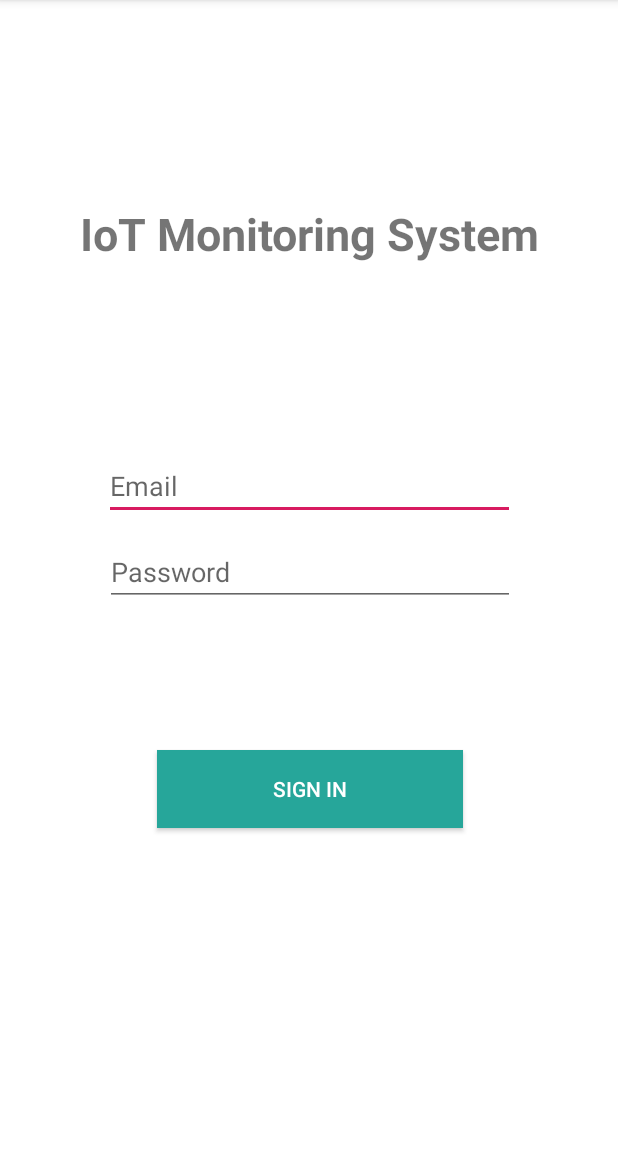
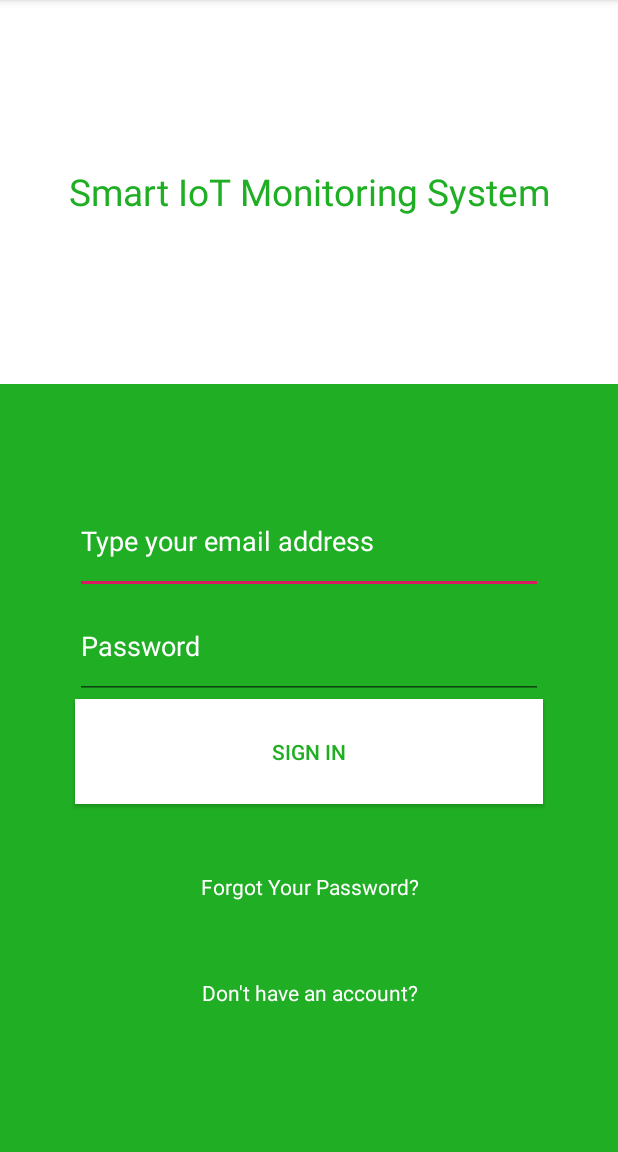
Before and after one commit to shervinf1/DaNanny-Android, an Android app: the screen it shows after launch (Login), on a phone screen of 412 x 824 dp, the part 84-1236 px from its top. Run offline under Robolectric (Android 15) with nearby library versions, the light colour scheme and no system bars; our stand-ins replace Firebase (no records; nobody signed in at launch, a user with empty details on screens opened directly).

Commit message:
Improved Login Page

```diff
--- a/app/build.gradle
+++ b/app/build.gradle
@@ -33,6 +33,7 @@ dependencies {
     implementation 'com.android.support:design:28.0.0'
     implementation 'com.android.support:support-annotations:28.0.0'
     implementation 'android.arch.lifecycle:extensions:1.1.1'
+    implementation 'com.google.firebase:firebase-auth:16.0.5'
     testImplementation 'junit:junit:4.12'
     androidTestImplementation 'com.android.support.test:runner:1.0.2'
     androidTestImplementation 'com.android.support.test.espresso:espresso-core:3.0.2'
--- a/app/src/main/java/com/example/dananny/Login.java
+++ b/app/src/main/java/com/example/dananny/Login.java
@@ -1,45 +1,145 @@
 package com.example.dananny;
 
-import android.content.Intent;
 import android.os.Bundle;
-import android.support.design.widget.TextInputLayout;
+import android.support.annotation.NonNull;
 import android.support.v7.app.AppCompatActivity;
 import android.util.Log;
+import android.util.Patterns;
 import android.view.View;
 import android.widget.Button;
 import android.widget.EditText;
+import android.widget.TextView;
 import android.widget.Toast;
+
+import com.google.android.gms.tasks.OnCompleteListener;
+import com.google.android.gms.tasks.Task;
+import com.google.firebase.auth.AuthResult;
+import com.google.firebase.auth.FirebaseAuth;
+import com.google.firebase.auth.FirebaseUser;
 
 public class Login extends AppCompatActivity {
 
-    EditText user;
-    EditText pass;
+    EditText Username;
+    EditText Password;
+    TextView Switcher;
+    final String haveAccountString = "Already have an account?";
+    final String noAccountString = "Don't have an account?";
+    private boolean isNewUser = false;
     private static final String TAG = "Login";
+    private FirebaseAuth mAuth;
+
+    @Override
+    public void onStart(){
+        super.onStart();
+
+        FirebaseUser currentUser = mAuth.getCurrentUser();
+    }
 
     @Override
     protected void onCreate(Bundle savedInstanceState) {
         super.onCreate(savedInstanceState);
         setContentView(R.layout.activity_login);
+        mAuth = FirebaseAuth.getInstance();
 
-        user = findViewById(R.id.editText);
-        pass = findViewById(R.id.editText2);
 
-        Button button = findViewById(R.id.button);
-        button.setOnClickListener(new View.OnClickListener() {
+        Username = findViewById(R.id.editTextEmail);
+        Password = findViewById(R.id.editTextPassword);
+        Switcher = findViewById(R.id.credentialSwitch);
+
+
+        Button SignInButton = findViewById(R.id.BtnSignIn);
+        SignInButton.setOnClickListener(new View.OnClickListener() {
             @Override
             public void onClick(View v) {
-                String userInput = user.getText().toString();
-                String passInput = pass.getText().toString();
-
-                if(userInput=="user@email.com" && passInput=="1234"){
-                    Intent intent = new Intent(Login.this, Dashboard.class);
-                    startActivity(intent);
-                }
-                else {
-                    Intent intent = new Intent(Login.this, Dashboard.class);
-                    startActivity(intent);
+                final String email = Username.getText().toString().trim();
+                final String paswd = Password.getText().toString().trim();
+                if(checkFieldsInput()){
+                    if(isNewUser){
+                        createAccount(email,paswd);
+                    } else {
+                        signin(email,paswd);
+                    }
                 }
             }
         });
     }
+
+    private boolean checkFieldsInput(){
+        String user = Username.getText().toString().trim();
+        String paswd = Password.getText().toString().trim();
+
+        if(user.isEmpty()){
+            Username.setError("Email is required");
+            Username.requestFocus();
+            return false;
+        }
+        else if(!Patterns.EMAIL_ADDRESS.matcher(user).matches()){
+            Username.setError("Enter a valid email address");
+            Username.requestFocus();
+            return false;
+        }
+        else if(paswd.isEmpty()){
+            Password.setError("Password is required");
+            Password.requestFocus();
+            return false;
+        }
+        else{
+            return true;
+        }
+    }
+
+    private void createAccount(String email, String password){
+        mAuth.createUserWithEmailAndPassword(email,password)
+                .addOnCompleteListener(this, new OnCompleteListener<AuthResult>() {
+                    @Override
+                    public void onComplete(@NonNull Task<AuthResult> task) {
+                        if(task.isSuccessful()){
+                            Log.d("LoginPage", "SUCCESS");
+                            FirebaseUser user = mAuth.getCurrentUser();
+                        } else{
+                            Log.w("LoginPage", "LOGIN FAILED!", task.getException());
+                            Toast.makeText(getApplicationContext(), "LOGIN FAILED!", Toast.LENGTH_SHORT).show();
+                        }
+                    }
+                });
+    }
+
+    private void signin(String email, String password){
+        mAuth.signInWithEmailAndPassword(email,password)
+                .addOnCompleteListener(this, new OnCompleteListener<AuthResult>() {
+                    @Override
+                    public void onComplete(@NonNull Task<AuthResult> task) {
+                        if(task.isSuccessful()){
+                            Log.d("LoginPage", "SUCCESS");
+                            FirebaseUser user = mAuth.getCurrentUser();
+                        } else{
+                           Log.w("LoginPage", "LOGIN FAILED!", task.getException());
+                            Toast.makeText(getApplicationContext(), "LOGIN FAILED!", Toast.LENGTH_SHORT).show();
+                        }
+                    }
+                });
+    }
+
+    public void onClick(View view) {
+        /*
+        Definitions:
+        haveAccountString = "Already have an account?";
+        noAccountString = "Don't have an account?";
+         */
+
+        if(Switcher.getText().toString()== noAccountString){
+            //Since tapped, is a new user to Sign UP
+            isNewUser = true;
+
+            //Change text to go back if needed
+            Switcher.setText(haveAccountString);
+        }
+        else{
+            //Since tapped, is a new user to Sign IN
+            isNewUser = false;
+
+            //Change text to go back if needed
+            Switcher.setText(noAccountString);
+        }
+    }
 }
--- a/app/src/main/java/com/example/dananny/MainActivity.java
+++ b/app/src/main/java/com/example/dananny/MainActivity.java
@@ -902,7 +902,7 @@ public class MainActivity extends Activity {
         docRef.get().addOnSuccessListener(new OnSuccessListener<DocumentSnapshot>() {
             @Override
             public void onSuccess(DocumentSnapshot documentSnapshot) {
-                Users user = documentSnapshot.toObject(Users.class);
+                Users Username = documentSnapshot.toObject(Users.class);
 
             }
         });
--- a/app/src/main/res/layout/activity_login.xml
+++ b/app/src/main/res/layout/activity_login.xml
@@ -1,69 +1,108 @@
 <?xml version="1.0" encoding="utf-8"?>
 <android.support.constraint.ConstraintLayout xmlns:android="http://schemas.android.com/apk/res/android"
-    xmlns:app="http://schemas.android.com/apk/res-auto"
     xmlns:tools="http://schemas.android.com/tools"
     android:layout_width="match_parent"
     android:layout_height="match_parent"
-    android:background="@color/cardview_light_background"
+    android:background="#FFF"
     tools:context=".Login">
 
-    <EditText
-        android:id="@+id/editText"
-        android:layout_width="274dp"
-        android:layout_height="43dp"
-        android:layout_marginStart="8dp"
-        android:layout_marginEnd="8dp"
-        android:layout_marginBottom="12dp"
-        android:ems="10"
-        android:hint="Email"
-        android:inputType="textEmailAddress"
-        app:layout_constraintBottom_toTopOf="@+id/editText2"
-        app:layout_constraintEnd_toEndOf="@+id/textView"
-        app:layout_constraintStart_toStartOf="@+id/textView" />
+    <LinearLayout
+        android:layout_width="match_parent"
+        android:layout_height="match_parent"
+        android:orientation="vertical"
+        android:weightSum="3">
+        <TextView
+            android:layout_width="match_parent"
+            android:layout_height="0dp"
+            android:layout_weight="1"
+            android:text="Smart IoT Monitoring System"
+            android:textColor="#20AF24"
+            android:textSize="11pt"
+            android:gravity="center"/>
 
-    <EditText
-        android:id="@+id/editText2"
-        android:layout_width="273dp"
-        android:layout_height="45dp"
-        android:layout_marginStart="8dp"
-        android:layout_marginEnd="8dp"
-        android:layout_marginBottom="96dp"
-        android:ems="10"
-        android:hint="Password"
-        android:inputType="textPassword"
-        app:layout_constraintBottom_toTopOf="@+id/button"
-        app:layout_constraintEnd_toEndOf="@+id/editText"
-        app:layout_constraintStart_toStartOf="@+id/editText" />
+        <LinearLayout
+            android:layout_width="match_parent"
+            android:layout_height="0dp"
+            android:layout_weight="2"
+            android:background="#20AF24"
+            android:weightSum="7"
+            android:orientation="vertical">
 
-    <Button
-        android:id="@+id/button"
-        android:layout_width="204dp"
-        android:layout_height="52dp"
-        android:layout_marginStart="8dp"
-        android:layout_marginEnd="8dp"
-        android:layout_marginBottom="216dp"
-        android:background="#26A69A"
-        android:text="sign in"
-        android:textColor="#FFFFFF"
-        app:layout_constraintBottom_toBottomOf="parent"
-        app:layout_constraintEnd_toEndOf="@+id/editText2"
-        app:layout_constraintHorizontal_bias="0.498"
-        app:layout_constraintStart_toStartOf="@+id/editText2" />
+            <TextView
+                android:layout_width="match_parent"
+                android:layout_height="0dp"
+                android:layout_weight="1"/>
 
-    <TextView
-        android:id="@+id/textView"
-        android:layout_width="wrap_content"
-        android:layout_height="wrap_content"
-        android:layout_marginStart="8dp"
-        android:layout_marginTop="8dp"
-        android:layout_marginEnd="8dp"
-        android:text="IoT Monitoring System"
-        android:textAlignment="center"
-        android:textSize="30sp"
-        android:textStyle="bold"
-        app:layout_constraintBottom_toTopOf="@+id/editText"
-        app:layout_constraintEnd_toEndOf="parent"
-        app:layout_constraintStart_toStartOf="parent"
-        app:layout_constraintTop_toTopOf="parent" />
+            <EditText
+                android:id="@+id/editTextEmail"
+                android:layout_width="match_parent"
+                android:layout_height="0dp"
+                android:layout_weight="1"
+                android:inputType="textEmailAddress"
+                android:textColor="#FFF"
+                android:gravity="center_vertical"
+                android:hint="Type your email address"
+                android:textColorHint="#FFF"
+                android:layout_marginLeft="50dp"
+                android:layout_marginRight="50dp"/>
+
+            <EditText
+                android:id="@+id/editTextPassword"
+                android:layout_width="match_parent"
+                android:layout_height="0dp"
+                android:layout_weight="1"
+                android:inputType="textPassword"
+                android:textColor="#FFF"
+                android:gravity="center_vertical"
+                android:hint="Password"
+                android:textColorHint="#FFF"
+                android:layout_marginLeft="50dp"
+                android:layout_marginRight="50dp"/>
+
+            <Button
+                android:id="@+id/BtnSignIn"
+                android:layout_width="match_parent"
+                android:layout_height="0dp"
+                android:layout_weight="1"
+                android:text="Sign In"
+                android:layout_marginLeft="50dp"
+                android:layout_marginRight="50dp"
+                android:layout_marginBottom="20dp"
+                android:textColor="#20AF24"
+                android:background="#FFF"/>
+
+            <TextView
+                android:layout_width="match_parent"
+                android:layout_height="0dp"
+                android:layout_weight="1"
+                android:gravity="center"
+                android:text="Forgot Your Password?"
+                android:textColor="#FFF"
+                android:layout_marginLeft="50dp"
+                android:layout_marginRight="50dp"/>
+
+            <TextView
+                android:id="@+id/credentialSwitch"
+                android:layout_width="match_parent"
+                android:layout_height="0dp"
+                android:layout_weight="1"
+                android:gravity="center"
+                android:text="Don't have an account?"
+                android:textColor="#FFF"
+                android:layout_marginLeft="50dp"
+                android:layout_marginRight="50dp"
+                android:onClick="onClick"
+                android:clickable="true"/>
+
+            <TextView
+                android:layout_width="match_parent"
+                android:layout_height="0dp"
+                android:layout_weight="1"/>
+
+
+
+        </LinearLayout>
+
+    </LinearLayout>
 
 </android.support.constraint.ConstraintLayout>
```
Also changed, not shown: 1 other file.
